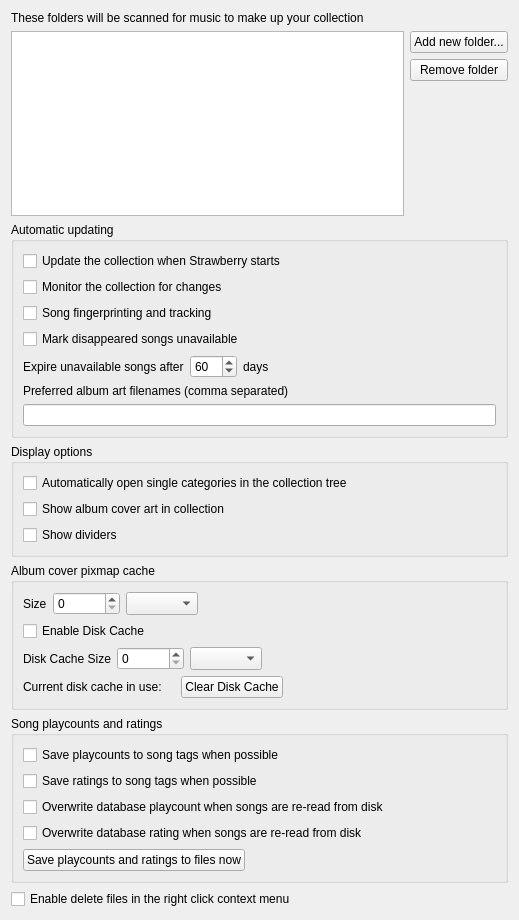
Old version of the form src/settings/collectionsettingspage.ui in the repository strawberrymusicplayer/strawberry.
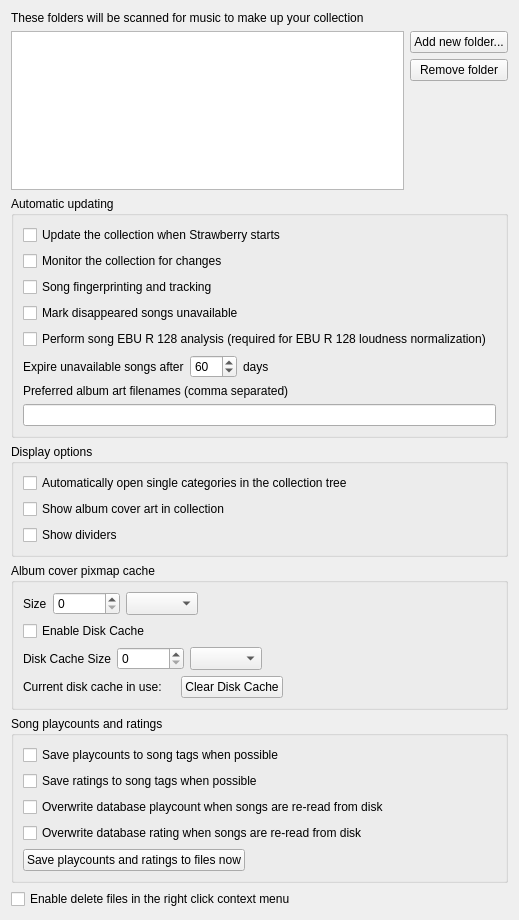
New version of the form.

Commit message:
CollectionSettingsPage: add option to toggle `libebur128`-based song analysis
Much like song fingerprinting, performing EBU R 128 analysis is optional.

If you will want to enable EBU R 128 loudness normalization
(which does not depend on the presence of `libebur128`!)
you will probably want to enable it, but it is not enabled by default.

There will be support for rescanning songs for which it is missing.

```diff
--- a/src/settings/collectionsettingspage.ui
+++ b/src/settings/collectionsettingspage.ui
@@ -106,6 +106,13 @@
         </property>
        </widget>
       </item>
+      <item>
+       <widget class="QCheckBox" name="song_ebur128_loudness_analysis">
+        <property name="text">
+         <string>Perform song EBU R 128 analysis (required for EBU R 128 loudness normalization)</string>
+        </property>
+       </widget>
+      </item>
       <item>
        <widget class="QWidget" name="widget" native="true">
         <layout class="QHBoxLayout" name="horizontalLayout_2">
```
The commit also changes 1 other file.
